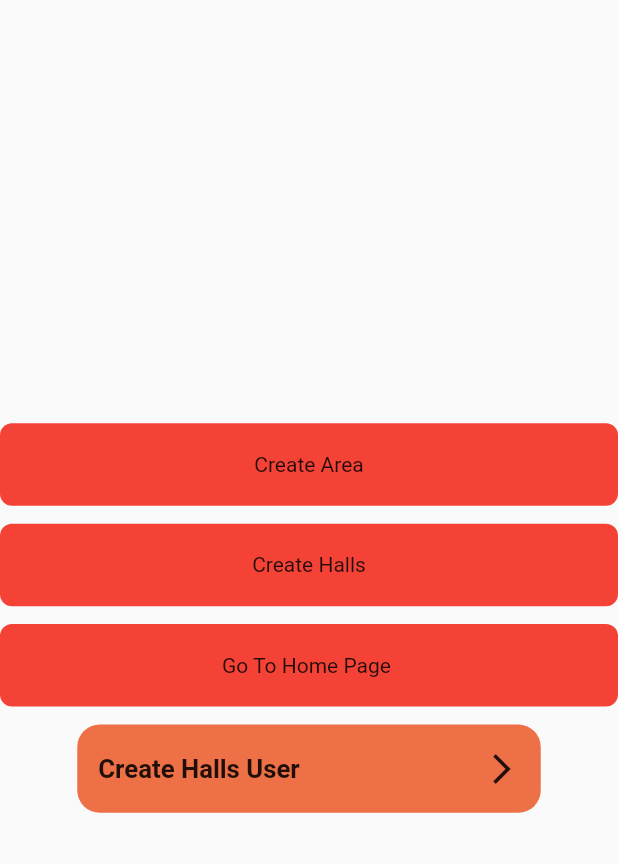
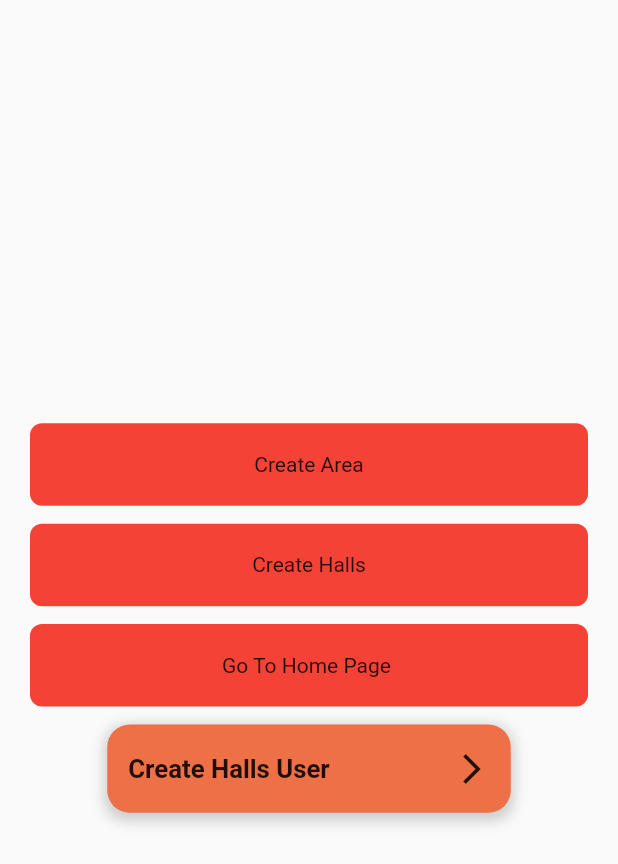
Before and after one commit to KrishKanojia/Barat-App, a Flutter app: the AdminPage screen opened directly, on a phone screen of 412 x 824 dp. Shown: the top 864 px of the screen. Run offline on Flutter 3.47's test engine with Material 2 defaults, Android fonts, the phone set to English and light mode, and no system bars; our stand-ins replace carousel_slider, cloud_firestore, date_time_picker, firebase_auth, firebase_core, firebase_messaging and 9 more; missing offline and left inert: flutter_stripe, flutterfire_ui, google_maps_place_picker_mb; accounts and stored records are empty; network calls fail; statements that could not run were skipped.

```diff
--- a/lib/screens/HomePage.dart
+++ b/lib/screens/HomePage.dart
@@ -171,7 +171,7 @@ class _HomePageState extends State<HomePage> {
                               padding: EdgeInsets.only(bottom: 15.h),
                               decoration: BoxDecoration(
                                   borderRadius:
-                                      BorderRadiusDirectional.circular(30.r),
+                                      BorderRadiusDirectional.circular(20.r),
                                   color: Colors.red,
                                   image: DecorationImage(
                                       image:
--- a/lib/screens/admin.dart
+++ b/lib/screens/admin.dart
@@ -21,7 +21,9 @@ class _AdminPageState extends State<AdminPage> {
   @override
   Widget build(BuildContext context) {
     return Scaffold(
-        body: Column(mainAxisAlignment: MainAxisAlignment.center, children: [
+        body: Padding(
+      padding: const EdgeInsets.symmetric(horizontal: 20.0),
+      child: Column(mainAxisAlignment: MainAxisAlignment.center, children: [
         LoadingButton(
             onClick: () async {
               if (kDebugMode) {
@@ -72,6 +74,7 @@ class _AdminPageState extends State<AdminPage> {
             text: 'Create Halls User',
           ),
         )
-    ]));
+      ]),
+    ));
   }
 }
--- a/lib/services/credentialservices.dart
+++ b/lib/services/credentialservices.dart
@@ -160,7 +160,7 @@ class CredentialServices {
           .then((DocumentSnapshot DocumentSnapshot) {
         Map<String, dynamic> data =
             DocumentSnapshot.data()! as Map<String, dynamic>;
-        if (userCredential.user!.email == data["email"] ||
+        if (userCredential.user!.email == data["email"] &&
             password == data["password"]) {
           Get.off(() => const AdminPage());
         } else {
--- a/lib/widgets/reusableTextIconButton.dart
+++ b/lib/widgets/reusableTextIconButton.dart
@@ -24,7 +24,17 @@ class ReusableTextIconButton extends StatelessWidget {
       height: height / 14,
       margin: EdgeInsets.symmetric(horizontal: margin.w),
       decoration: BoxDecoration(
-          color: color, borderRadius: BorderRadiusDirectional.circular(15)),
+        color: color,
+        borderRadius: BorderRadiusDirectional.circular(15),
+        boxShadow: [
+          BoxShadow(
+            color: Colors.grey.withOpacity(0.5),
+            spreadRadius: 2,
+            blurRadius: 7,
+            offset: const Offset(0, 3), // changes position of shadow
+          ),
+        ],
+      ),
       child: Padding(
         padding: const EdgeInsets.all(14.0),
         child: Row(
```
Also changed, not shown: 2 other files. Lines whose indentation alone changed are shown as unchanged.
